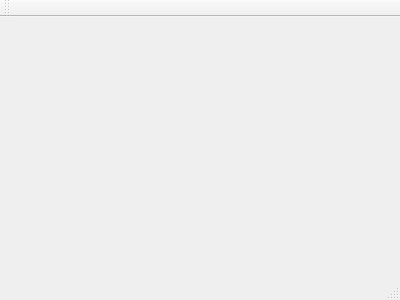
First picture: the form in mainwindow.ui, repository erickveil/Qt-GUI-socket-client, before the edit.
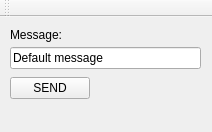
Second picture: the form after the edit.

Commit message:
Client now runs on button press
If the listener does not provide app level ack, then the client hangs.
Need a timeout, or remove the response expectation.

Diff of the .ui file:
```diff
--- a/mainwindow.ui
+++ b/mainwindow.ui
@@ -1,24 +1,78 @@
 <ui version="4.0">
  <class>MainWindow</class>
- <widget class="QMainWindow" name="MainWindow" >
-  <property name="geometry" >
+ <widget class="QMainWindow" name="MainWindow">
+  <property name="geometry">
    <rect>
     <x>0</x>
     <y>0</y>
-    <width>400</width>
-    <height>300</height>
+    <width>212</width>
+    <height>132</height>
    </rect>
   </property>
   <property name="windowTitle" >
    <string>MainWindow</string>
   </property>
-  <widget class="QMenuBar" name="menuBar" />
-  <widget class="QToolBar" name="mainToolBar" />
-  <widget class="QWidget" name="centralWidget" />
-  <widget class="QStatusBar" name="statusBar" />
+  <widget class="QWidget" name="centralWidget">
+   <widget class="QLineEdit" name="tb_msg">
+    <property name="geometry">
+     <rect>
+      <x>10</x>
+      <y>30</y>
+      <width>191</width>
+      <height>22</height>
+     </rect>
+    </property>
+    <property name="text">
+     <string>Default message</string>
+    </property>
+   </widget>
+   <widget class="QLabel" name="label">
+    <property name="geometry">
+     <rect>
+      <x>10</x>
+      <y>10</y>
+      <width>191</width>
+      <height>16</height>
+     </rect>
+    </property>
+    <property name="text">
+     <string>Message:</string>
+    </property>
+   </widget>
+   <widget class="QPushButton" name="bu_send">
+    <property name="geometry">
+     <rect>
+      <x>10</x>
+      <y>60</y>
+      <width>80</width>
+      <height>22</height>
+     </rect>
+    </property>
+    <property name="text">
+     <string>SEND</string>
+    </property>
+   </widget>
+  </widget>
+  <widget class="QMenuBar" name="menuBar">
+   <property name="geometry">
+    <rect>
+     <x>0</x>
+     <y>0</y>
+     <width>212</width>
+     <height>19</height>
+    </rect>
+   </property>
+  </widget>
+  <widget class="QToolBar" name="mainToolBar">
+   <attribute name="toolBarArea">
+    <enum>TopToolBarArea</enum>
+   </attribute>
+   <attribute name="toolBarBreak">
+    <bool>false</bool>
+   </attribute>
+  </widget>
  </widget>
- <layoutDefault spacing="6" margin="11" />
- <pixmapfunction></pixmapfunction>
+ <layoutdefault spacing="6" margin="11"/>
  <resources/>
  <connections/>
 </ui>
```
Left out of the diff: 3 changed lines with no effect on the pictures. The commit also changes 7 other files.
